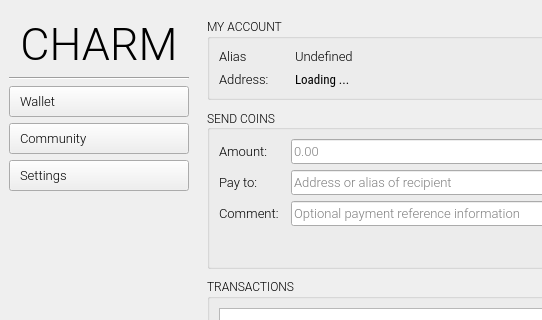
The window that app/ui/proto.ui (coblo/gui-demo) describes before a commit, drawn with Qt 5; both pictures show x 0 to 542 and y 0 to 320 of the 780 by 530 pixel window.
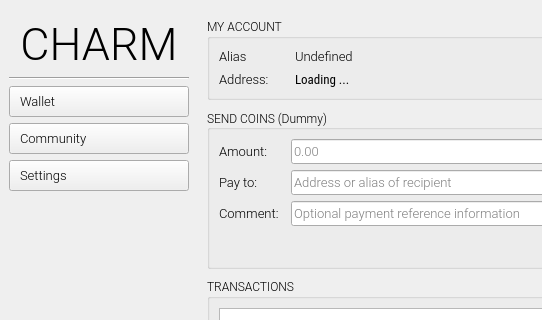
The same window after the commit. Icons and pictures are not drawn.

Commit message: invitation dialog implementation

```diff
--- a/app/ui/proto.ui
+++ b/app/ui/proto.ui
@@ -551,7 +551,7 @@
            </font>
           </property>
           <property name="title">
-           <string>SEND COINS</string>
+           <string>SEND COINS (Dummy)</string>
           </property>
           <property name="alignment">
            <set>Qt::AlignLeading|Qt::AlignLeft|Qt::AlignVCenter</set>
```
Left out of the diff: 9 changed lines with no effect on the pictures. The commit also changes 4 other files.
